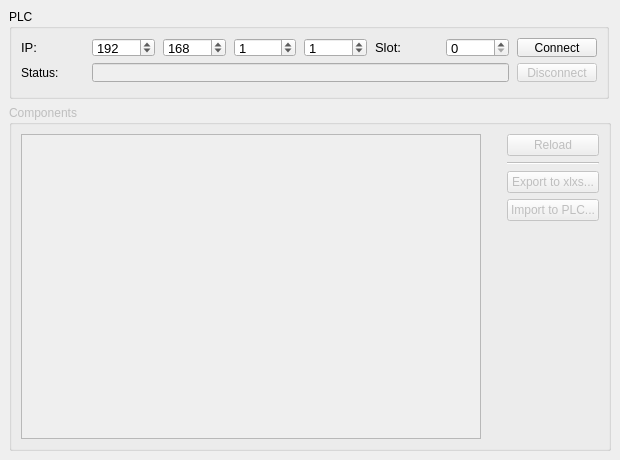
The window that PyQt5_DesignFile.ui (malsomt/TDS_PyLogixTagInterpreter) describes before a commit, drawn with Qt 5.
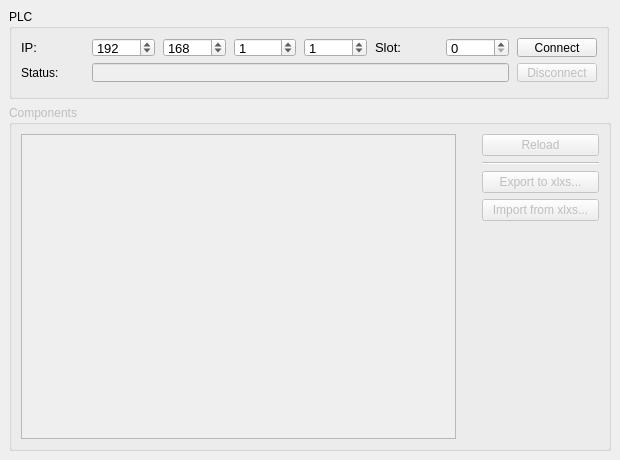
The same window after the commit.

Patch:
```diff
--- a/PyQt5_DesignFile.ui
+++ b/PyQt5_DesignFile.ui
@@ -78,7 +78,7 @@
           <string>&lt;html&gt;&lt;head/&gt;&lt;body&gt;&lt;p&gt;Import Message Tags from an XLSX file directly to the PLC.&lt;/p&gt;&lt;/body&gt;&lt;/html&gt;</string>
          </property>
          <property name="text">
-          <string>Import to PLC...</string>
+          <string>  Import from xlxs...  </string>
          </property>
         </widget>
        </item>
```
